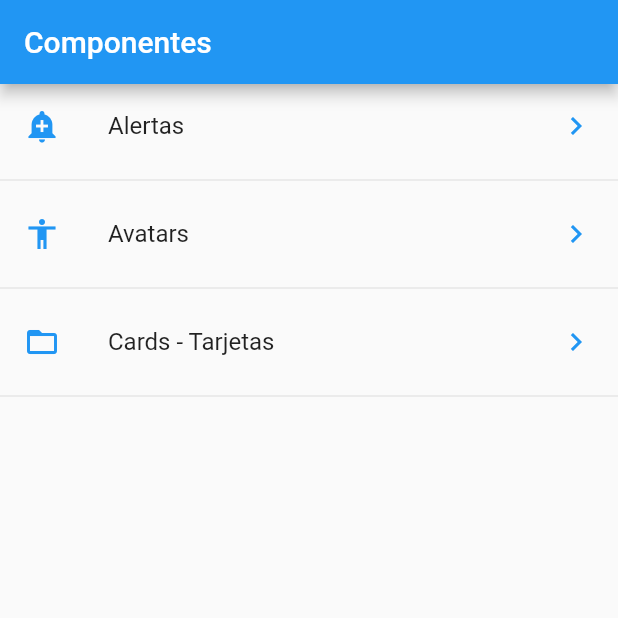
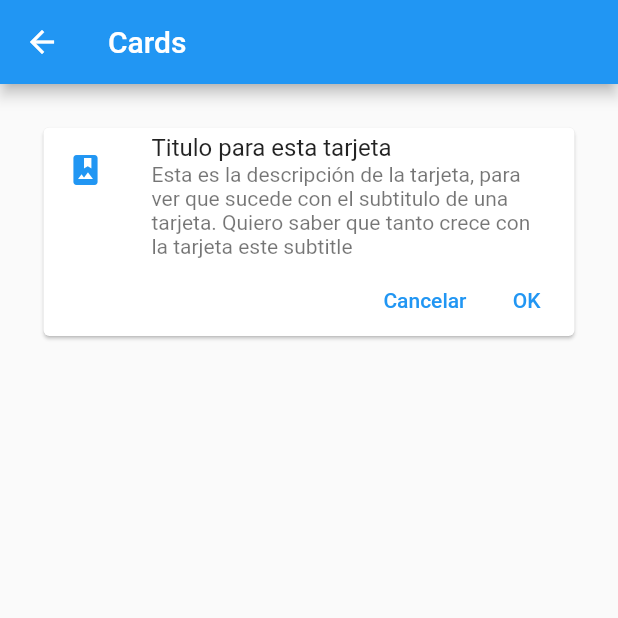
Before and after one commit to codebryanc/flutter_components, a Flutter app: the screen it shows after launch, after a tap on "Cards - Tarjetas", on a phone screen of 412 x 824 dp, the top half of it. Run offline on Flutter 3.47's test engine with Material 2 defaults, Android fonts, the phone set to English and light mode, and no system bars.

Commit message:
Changes for dart card

```diff
--- a/lib/main.dart
+++ b/lib/main.dart
@@ -1,8 +1,8 @@
 import 'package:flutter/material.dart';
 
-import 'package:flutter_components/src/pages/home_page.dart';
+import 'package:flutter_components/src/routes/routes.dart';
+
 import 'package:flutter_components/src/pages/alert_page.dart';
-import 'package:flutter_components/src/pages/avatar_page.dart';
 
 void main() => runApp(MyApp());
 
@@ -14,10 +14,13 @@ class MyApp extends StatelessWidget {
       debugShowCheckedModeBanner: false,
       // home: HomePage()
       initialRoute: '/',
-      routes: <String, WidgetBuilder> {
-        '/'       : (BuildContext context) => HomePage(),
-        'alert'   : (BuildContext context) => AlertPage(),
-        'avatar'  : (BuildContext context) => AvatarPage(),
+      routes: getApplicationRoutes(),
+      // This method is called when the path donsen't exists in the routes pre-define in the main.page
+      onGenerateRoute: ( RouteSettings routeSettings ) {
+        // In this region is possible validate anything
+        return MaterialPageRoute(
+          builder: (BuildContext context) => AlertPage()
+        );
       },
     );
   }
--- /dev/null
+++ b/lib/src/pages/card_page.dart
@@ -0,0 +1,47 @@
+import 'package:flutter/material.dart';
+
+class CardPage extends StatelessWidget {
+
+  @override
+  Widget build(BuildContext context) {
+    return Scaffold(
+      appBar: AppBar(
+        title: Text('Cards')
+      ),
+      body: ListView(
+        padding: EdgeInsets.all(25),
+        // padding: EdgeInsets.symmetric(horizontal: 50.0, vertical: 10.0),
+        children: <Widget>[
+          _cardTipo1()
+        ],
+      ),
+    );
+  }
+
+  Widget _cardTipo1() {
+    return Card(
+      child: Column(
+        children: <Widget>[
+          ListTile(
+            leading: Icon(Icons.photo_album, color: Colors.blue),
+            title: Text('Titulo para esta tarjeta'),
+            subtitle: Text('Esta es la descripción de la tarjeta, para ver que sucede con el subtitulo de una tarjeta. Quiero saber que tanto crece con la tarjeta este subtitle'),
+          ),
+          Row(
+            mainAxisAlignment: MainAxisAlignment.end,
+            children: <Widget>[
+              TextButton(
+                onPressed: () {},
+                child: Text('Cancelar'),
+              ),
+              TextButton(
+                onPressed: () {},
+                child: Text('OK'),
+              )
+            ],
+          )
+        ],
+      ),
+    );
+  }
+}
--- /dev/null
+++ b/lib/src/routes/routes.dart
@@ -0,0 +1,15 @@
+import 'package:flutter/material.dart';
+
+import 'package:flutter_components/src/pages/home_page.dart';
+import 'package:flutter_components/src/pages/alert_page.dart';
+import 'package:flutter_components/src/pages/avatar_page.dart';
+import 'package:flutter_components/src/pages/card_page.dart';
+
+Map<String, WidgetBuilder> getApplicationRoutes() {
+  return <String, WidgetBuilder> {
+    '/'       : (BuildContext context) => HomePage(),
+    'alert'   : (BuildContext context) => AlertPage(),
+    'avatar'  : (BuildContext context) => AvatarPage(),
+    'card'    : (BuildContext context) => CardPage(),
+  };
+}
```
Also changed, not shown: 47 other files.
